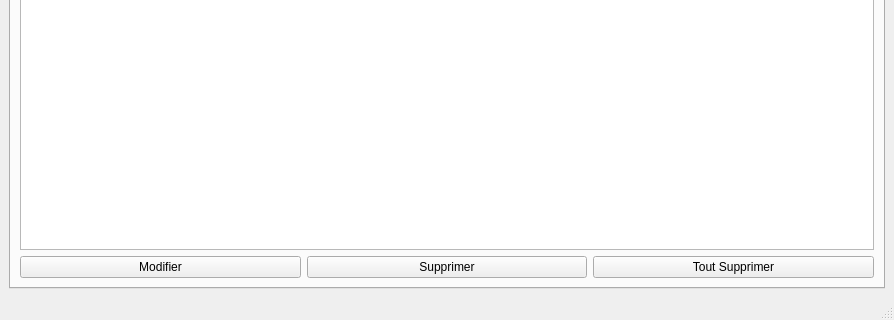
This is mainwindow.ui in doremiiy/LO21_UTCalculator as Qt 5 draws it before an edit; both pictures show x 0 to 894 and y 230 to 550 of the 894 by 550 pixel window. The edited form follows.
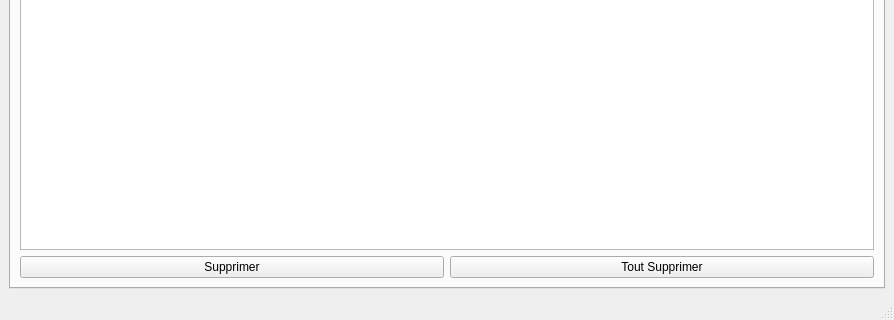
This is the edited form. The open tabs and pages were chosen to show the change.

```diff
--- a/mainwindow.ui
+++ b/mainwindow.ui
@@ -6,7 +6,7 @@
    <rect>
     <x>0</x>
     <y>0</y>
-    <width>807</width>
+    <width>832</width>
     <height>550</height>
    </rect>
   </property>
@@ -520,13 +520,6 @@
           </item>
           <item>
            <layout class="QHBoxLayout" name="horizontalLayout_4">
-            <item>
-             <widget class="QPushButton" name="modifierProg">
-              <property name="text">
-               <string>Modifier</string>
-              </property>
-             </widget>
-            </item>
             <item>
              <widget class="QPushButton" name="suprimerProg">
               <property name="text">
```
Left out of the diff: 6 changed lines with no effect on the pictures.
